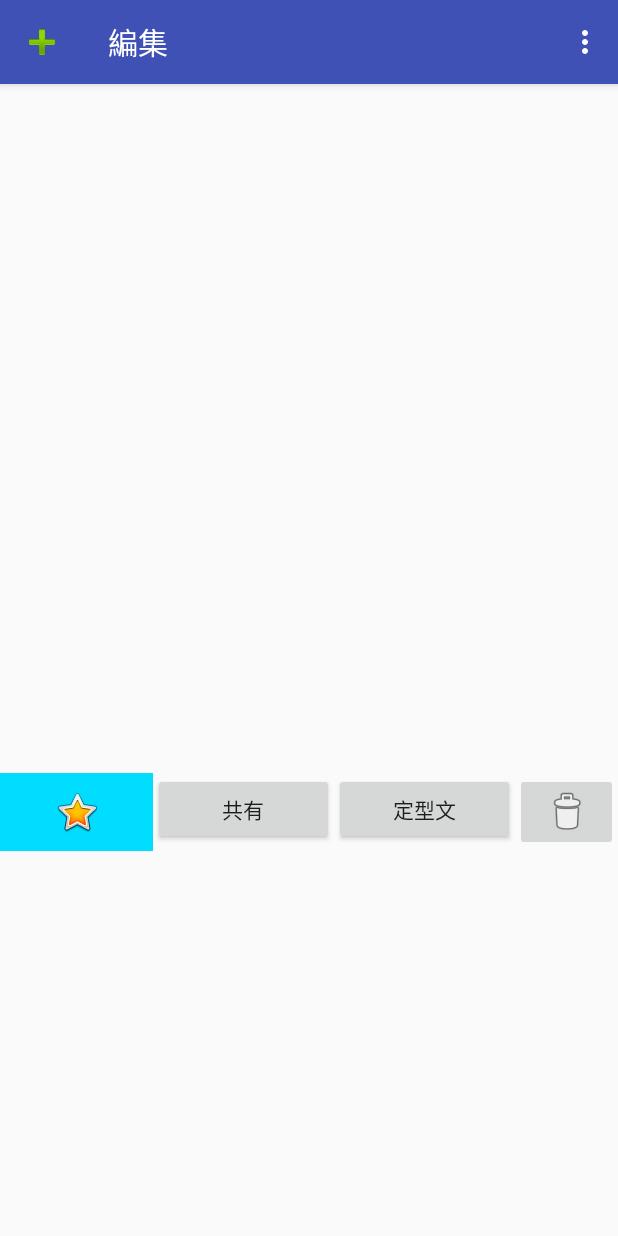
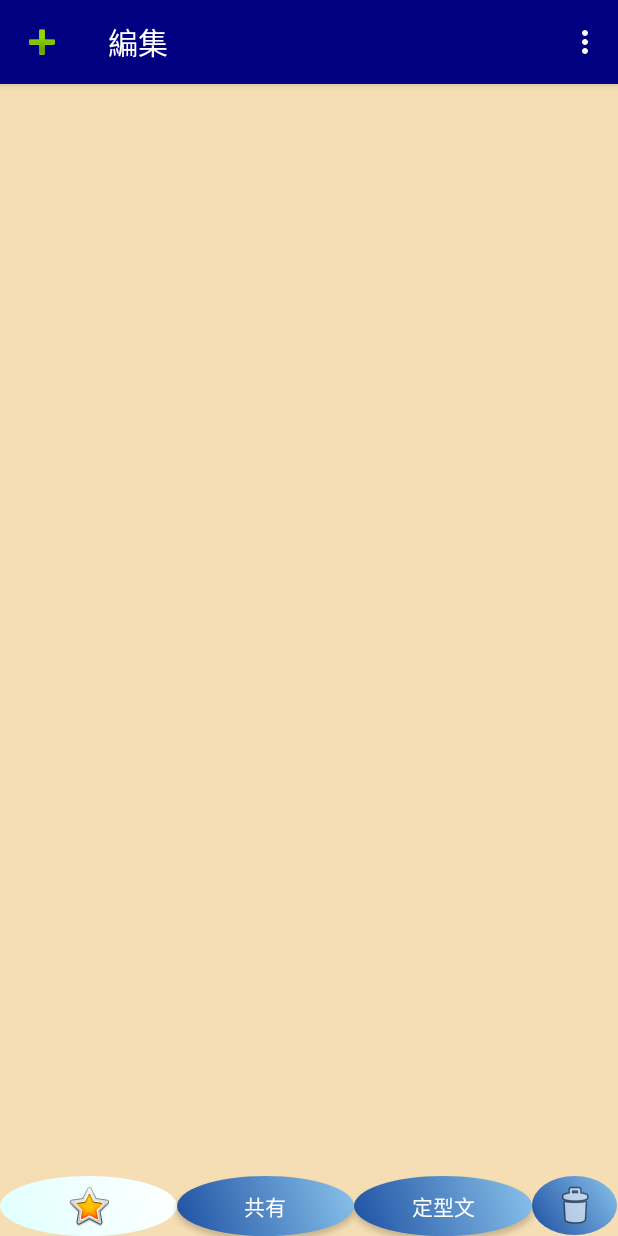
Before and after one commit to Funabashi-Joho-Business/X15G_F, an Android app: the screen it shows after launch (MainActivity), in the options menu, after a tap on "編集", on a phone screen of 412 x 824 dp. Run offline under Robolectric (Android 15) with nearby library versions, the phone set to English and light mode, and no system bars.

Commit message:
メイン画面機能

```diff
--- a/app/src/main/AndroidManifest.xml
+++ b/app/src/main/AndroidManifest.xml
@@ -8,7 +8,8 @@
         android:label="だいちのはさみ"
         android:roundIcon="@mipmap/ic_launcher_round"
         android:supportsRtl="true"
-        android:theme="@style/AppTheme">
+        android:theme="@style/AppTheme"
+        >
         <activity android:name=".MainActivity">
             <intent-filter>
                 <action android:name="android.intent.action.MAIN" />
--- a/app/src/main/java/jp/ac/chiba_fjb/f/home/homeFragment.java
+++ b/app/src/main/java/jp/ac/chiba_fjb/f/home/homeFragment.java
@@ -58,7 +58,7 @@ public class homeFragment extends Fragment  {
             textlayout = (LinearLayout)getActivity().getLayoutInflater().inflate(R.layout.text, null);
             TextView textView = (TextView)textlayout.findViewById(R.id.textView);
 //            TextView textView = new TextView(getActivity());
-            textView.append(res.getString(0)+"\n");
+            textView.append(res.getString(0));
             layout.addView(textlayout);
 
         }
--- /dev/null
+++ b/app/src/main/res/drawable/button_customize.xml
@@ -0,0 +1,9 @@
+<?xml version="1.0" encoding="utf-8"?>
+<shape xmlns:android="http://schemas.android.com/apk/res/android"
+    android:shape="oval">
+
+    <gradient
+        android:startColor="#1e50a2"
+        android:endColor="#89c3eb"
+        android:angle="45"/>
+</shape>
--- /dev/null
+++ b/app/src/main/res/drawable/button_customize2.xml
@@ -0,0 +1,9 @@
+<?xml version="1.0" encoding="utf-8"?>
+<shape xmlns:android="http://schemas.android.com/apk/res/android"
+    android:shape="oval">
+
+    <gradient
+        android:startColor="#E0FFFF"
+        android:endColor="#FFFFFF"
+        android:angle="45"/>
+</shape>
--- a/app/src/main/res/layout/home.xml
+++ b/app/src/main/res/layout/home.xml
@@ -5,29 +5,19 @@
     android:layout_width="match_parent"
     android:layout_height="match_parent"
     tools:context="jp.ac.chiba_fjb.f.home.MainActivity"
+    android:background="@color/light"
     android:orientation="vertical">
 
-    <LinearLayout
-        android:id="@+id/layout1"
+    <ScrollView
         android:layout_width="match_parent"
         android:layout_height="match_parent"
-        android:orientation="vertical"
-        tools:layout_editor_absoluteX="8dp"
-        tools:layout_editor_absoluteY="8dp">
-
-        <ScrollView
-            android:id="@+id/layout3"
-            android:layout_width="match_parent"
-            android:layout_height="459dp">
+        android:layout_weight="1">
 
         <LinearLayout
             android:id="@+id/layout4"
             android:layout_width="match_parent"
             android:layout_height="wrap_content"
-                android:layout_gravity="right"
-                android:orientation="vertical">
-
-            </LinearLayout>
+            android:orientation="vertical"></LinearLayout>
     </ScrollView>
 
     <LinearLayout
@@ -40,37 +30,39 @@
 
         <ImageButton
             android:id="@+id/homebutton"
-                android:layout_width="wrap_content"
-                android:layout_height="match_parent"
-                android:layout_weight="2.15"
-                android:background="@android:color/holo_blue_bright"
+            android:layout_width="50dp"
+            android:layout_height="40dp"
+            android:layout_weight="1.00"
+            android:background="@drawable/button_customize2"
             app:srcCompat="@android:drawable/btn_star_big_on"
             tools:layout_editor_absoluteX="-23dp"
             tools:layout_editor_absoluteY="326dp" />
 
         <Button
             android:id="@+id/kyouyubutton"
-                android:layout_width="wrap_content"
-                android:layout_height="wrap_content"
+            android:layout_width="50dp"
+            android:layout_height="40dp"
             android:layout_weight="1"
-                android:text="共有" />
+            android:background="@drawable/button_customize"
+            android:text="共有"
+            android:textColor="@color/white" />
 
         <Button
             android:id="@+id/teikeibunbutton"
-                android:layout_width="wrap_content"
-                android:layout_height="wrap_content"
+            android:layout_width="50dp"
+            android:layout_height="40dp"
             android:layout_weight="1"
-                android:text="定型文" />
+            android:background="@drawable/button_customize"
+            android:text="定型文"
+            android:textColor="@color/white" />
 
         <ImageButton
             android:id="@+id/gomibakobutton"
             android:layout_width="wrap_content"
-                android:layout_height="wrap_content"
+            android:layout_height="39dp"
             android:layout_gravity="right"
-                android:layout_weight="0.37"
+            android:layout_weight="0.36"
+            android:background="@drawable/button_customize"
             app:srcCompat="@android:drawable/ic_menu_delete" />
     </LinearLayout>
-
 </LinearLayout>
-
-</LinearLayout>
--- a/app/src/main/res/values/colors.xml
+++ b/app/src/main/res/values/colors.xml
@@ -1,6 +1,14 @@
 <?xml version="1.0" encoding="utf-8"?>
 <resources>
-    <color name="colorPrimary">#3F51B5</color>
+    <color name="colorPrimary">#3f51b5</color>
     <color name="colorPrimaryDark">#303F9F</color>
     <color name="colorAccent">#FF4081</color>
+    <color name="light">#F5DEB3</color>
+    <color name="Navy">#FF000080</color>
+    <color name="chocolate">#90452E</color>
+    <color name="white">#FFFFFF</color>
+    <color name="black">#000000</color>
+
+    >
+
 </resources>
--- a/app/src/main/res/values/styles.xml
+++ b/app/src/main/res/values/styles.xml
@@ -6,6 +6,11 @@
         <item name="colorPrimary">@color/colorPrimary</item>
         <item name="colorPrimaryDark">@color/colorPrimaryDark</item>
         <item name="colorAccent">@color/colorAccent</item>
+        <item name="actionBarStyle">@style/actionBar</item>
+
     </style>
-
+    <style name="actionBar" parent="Widget.AppCompat.ActionBar">
+        <!-- タイトルバーの背景色 -->
+        <item name="background">@color/Navy</item>
+    </style>
 </resources>
```
Also changed, not shown: app/src/main/java/jp/ac/chiba_fjb/f/home/MainActivity.java (+17 -4 lines), app/src/main/res/drawable/button_customize3.xml (added, +9 -0 lines), app/src/main/res/drawable/button_customize4.xml (added, +9 -0 lines), app/src/main/res/drawable/wakusen.xml (+6 -5 lines), app/src/main/res/layout/category.xml (+30 -19 lines), app/src/main/res/layout/gomi2.xml (+16 -7 lines), app/src/main/res/layout/kyoyu.xml (+24 -16 lines), app/src/main/res/layout/teikeibun.xml (+24 -16 lines), app/src/main/res/layout/text.xml (+9 -5 lines). Lines whose indentation alone changed are shown as unchanged.
